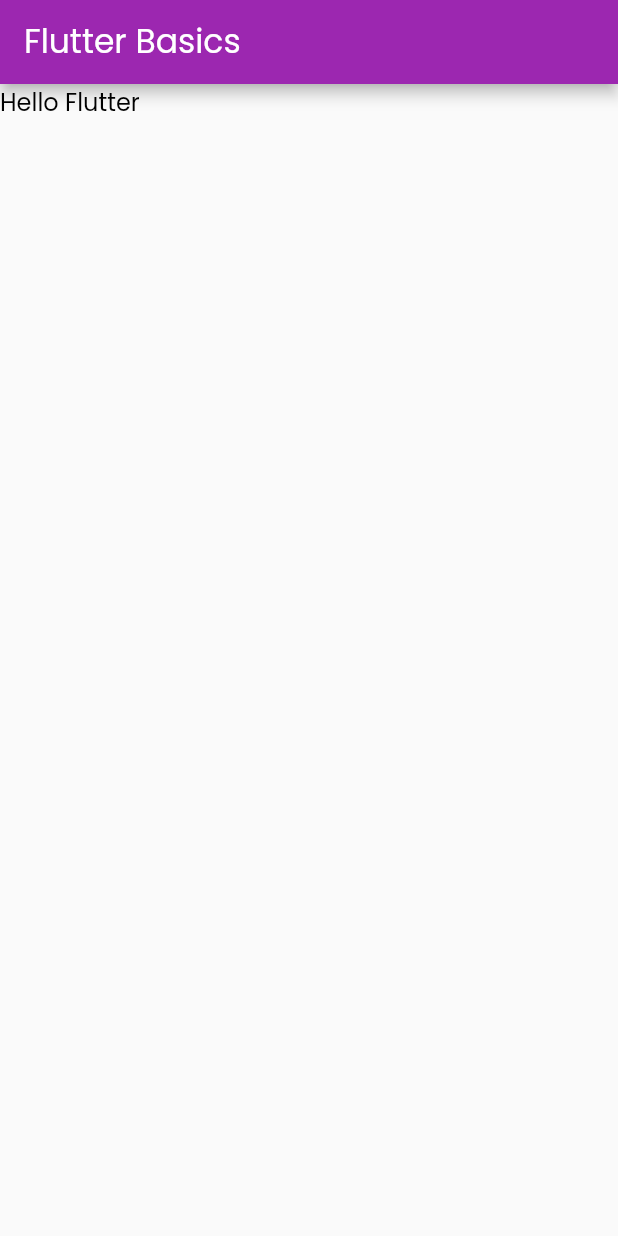
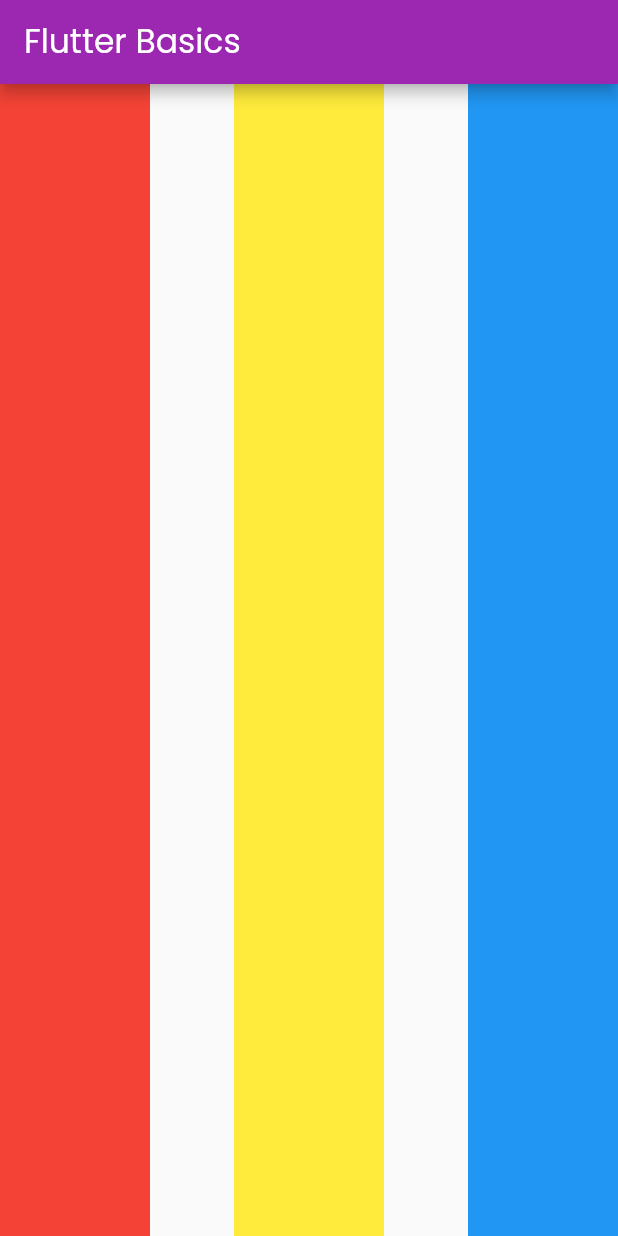
Before and after one commit to fouadsan/flutter_basics, a Flutter app: the screen it shows after launch, on a phone screen of 412 x 824 dp. Run offline on Flutter 3.47's test engine with Material 2 defaults, Android fonts, the phone set to English and light mode, and no system bars.

Commit message:
Competed chapter 1

```diff
--- a/flutter_basics_app/lib/screens/home_screen.dart
+++ b/flutter_basics_app/lib/screens/home_screen.dart
@@ -10,14 +10,6 @@
 }
 
 class _MyHomePageState extends State<MyHomePage> {
-  int _counter = 0;
-
-  void _incrementCounter() {
-    setState(() {
-      _counter++;
-    });
-  }
-
   @override
   Widget build(BuildContext context) {
     return Scaffold(
@@ -28,7 +20,30 @@
         ),
       ),
       body: Container(
-        child: Text("Hello Flutter"),
+        child: Row(
+          mainAxisAlignment: MainAxisAlignment.spaceBetween,
+          crossAxisAlignment: CrossAxisAlignment.stretch,
+          children: <Widget>[
+            Container(
+              height: 100.0,
+              width: 100.0,
+              color: Colors.red,
+              alignment: Alignment.center,
+            ),
+            Container(
+              height: 100.0,
+              width: 100.0,
+              color: Colors.yellow,
+              alignment: Alignment.center,
+            ),
+            Container(
+              height: 100.0,
+              width: 100.0,
+              color: Colors.blue,
+              alignment: Alignment.center,
+            ),
+          ],
+        ),
       ),
     );
   }
```
